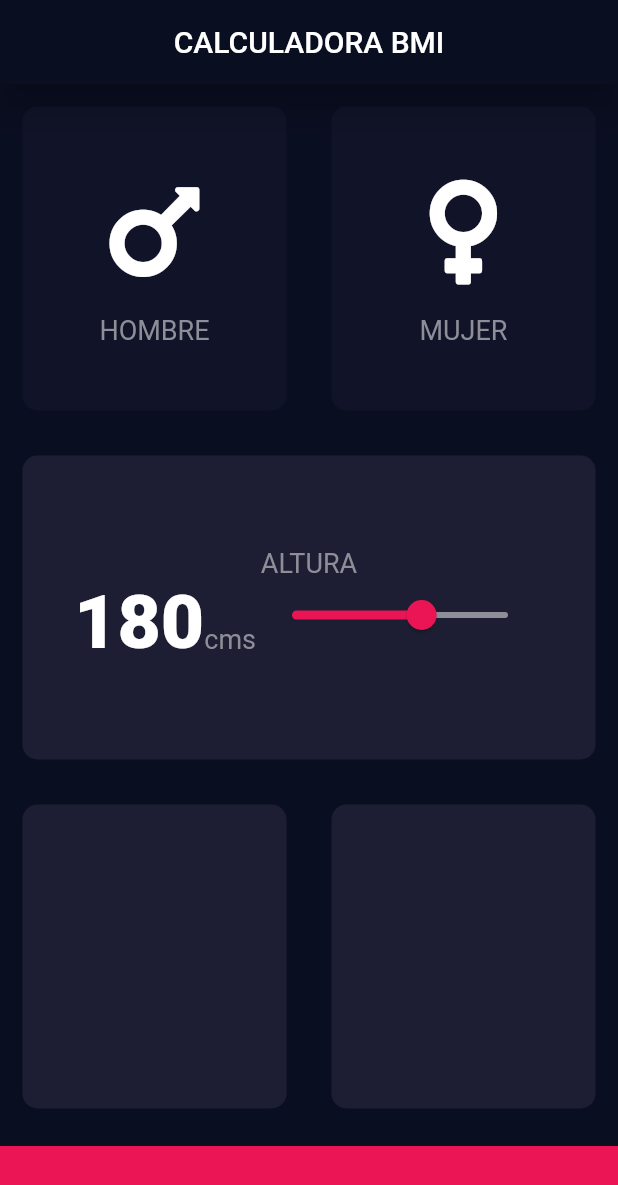
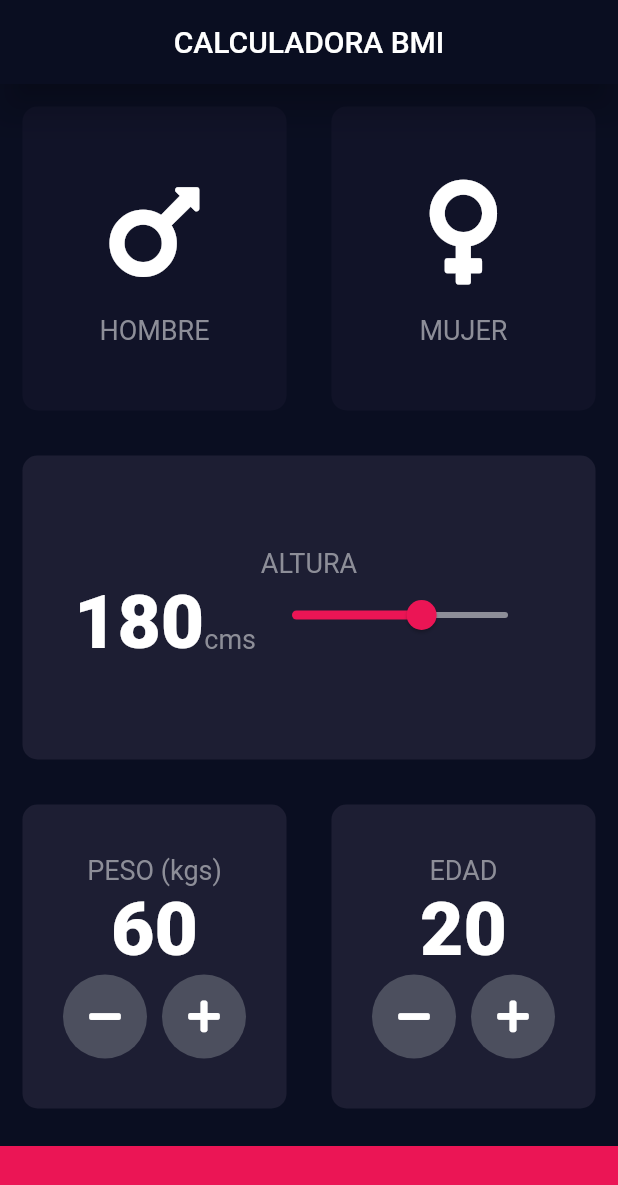
Before and after one commit to alejorom/bmi_calculator, a Flutter app: the screen it shows after launch, on a phone screen of 412 x 824 dp. Shown: the top 1185 px of the screen. Run offline on Flutter 3.47's test engine with Material 2 defaults, Android fonts, the phone set to English and light mode, and no system bars; our stand-ins replace font_awesome_flutter.

Commit message:
Agregar widget PESO/EDAD

```diff
--- a/lib/pages/input_page.dart
+++ b/lib/pages/input_page.dart
@@ -18,6 +18,8 @@ class InputPage extends StatefulWidget {
 class _InputPageState extends State<InputPage> {
   Gender? selectedGender;
   int height = 180;
+  int weight = 60;
+  int age = 20;
 
   @override
   Widget build(BuildContext context) {
@@ -91,26 +93,99 @@ class _InputPageState extends State<InputPage> {
                             height = newValue.round();
                           });
                         },
-                        min: 120.0,
-                        max: 220.0,
-                      )
+                        min: minHeight,
+                        max: maxHeight,
+                      ),
                     ],
-                  )
+                  ),
                 ],
               ),
             ),
           ),
           Expanded(
             child: Row(
-              children: const <Widget>[
+              children: <Widget>[
                 Expanded(
                   child: ContainerCard(
                     color: activeCardColor,
+                    cardChild: Column(
+                      mainAxisAlignment: MainAxisAlignment.center,
+                      children: <Widget>[
+                        const Text(
+                          'PESO (kgs)',
+                          style: labelTextStyle,
+                        ),
+                        Text(
+                          weight.toString(),
+                          style: numberTextStyle,
+                        ),
+                        Row(
+                          mainAxisAlignment: MainAxisAlignment.center,
+                          children: <Widget>[
+                            RoundIconButton(
+                                icon: FontAwesomeIcons.minus,
+                                onPressed: () {
+                                  setState(() {
+                                    weight--;
+                                  });
+                                }),
+                            const SizedBox(
+                              width: 10.0,
+                            ),
+                            RoundIconButton(
+                              icon: FontAwesomeIcons.plus,
+                              onPressed: () {
+                                setState(() {
+                                  weight++;
+                                });
+                              },
+                            ),
+                          ],
+                        ),
+                      ],
+                    ),
                   ),
                 ),
                 Expanded(
                   child: ContainerCard(
                     color: activeCardColor,
+                    cardChild: Column(
+                      mainAxisAlignment: MainAxisAlignment.center,
+                      children: <Widget>[
+                        const Text(
+                          'EDAD',
+                          style: labelTextStyle,
+                        ),
+                        Text(
+                          age.toString(),
+                          style: numberTextStyle,
+                        ),
+                        Row(
+                          mainAxisAlignment: MainAxisAlignment.center,
+                          children: <Widget>[
+                            RoundIconButton(
+                              icon: FontAwesomeIcons.minus,
+                              onPressed: () {
+                                setState(() {
+                                  age--;
+                                });
+                              },
+                            ),
+                            const SizedBox(
+                              width: 10.0,
+                            ),
+                            RoundIconButton(
+                              icon: FontAwesomeIcons.plus,
+                              onPressed: () {
+                                setState(() {
+                                  age++;
+                                });
+                              },
+                            )
+                          ],
+                        ),
+                      ],
+                    ),
                   ),
                 ),
               ],
--- /dev/null
+++ b/lib/widgets/round_icon_button.dart
@@ -0,0 +1,25 @@
+import 'package:flutter/material.dart';
+import '../constants/constants.dart';
+
+class RoundIconButton extends StatelessWidget {
+  const RoundIconButton({Key? key, required this.icon, required this.onPressed})
+      : super(key: key);
+
+  final IconData icon;
+  final VoidCallback? onPressed;
+
+  @override
+  Widget build(BuildContext context) {
+    return RawMaterialButton(
+      elevation: 0.0,
+      child: Icon(icon),
+      onPressed: onPressed,
+      constraints: const BoxConstraints.tightFor(
+        width: tightWidth,
+        height: tightHeight,
+      ),
+      shape: const CircleBorder(),
+      fillColor: fillButtonColor,
+    );
+  }
+}
--- a/lib/widgets/widgets.dart
+++ b/lib/widgets/widgets.dart
@@ -1,2 +1,4 @@
 export 'icon_content.dart';
 export 'container_card.dart';
+export 'round_icon_button.dart';
+export 'bottom_button.dart';
```
Also changed, not shown: lib/constants/constants.dart (+32 -0 lines), lib/widgets/bottom_button.dart (added, +30 -0 lines).
